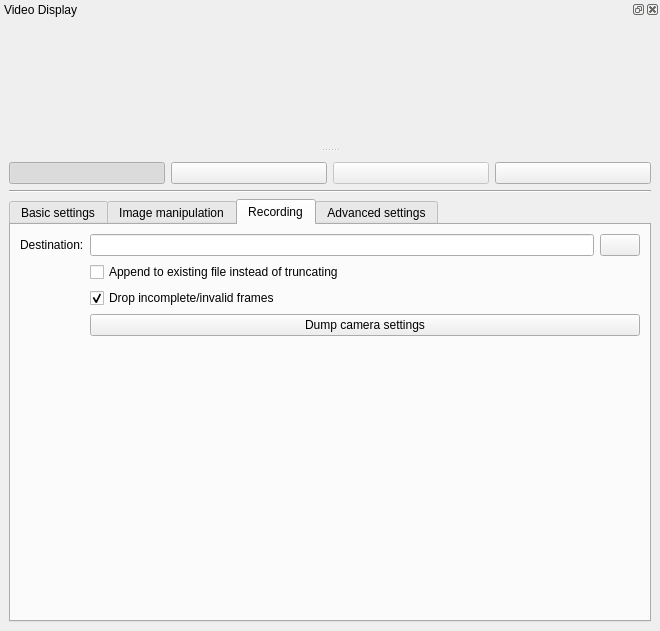
Old version of the form src/mainwindow.ui in the repository AD-Vega/qarv.
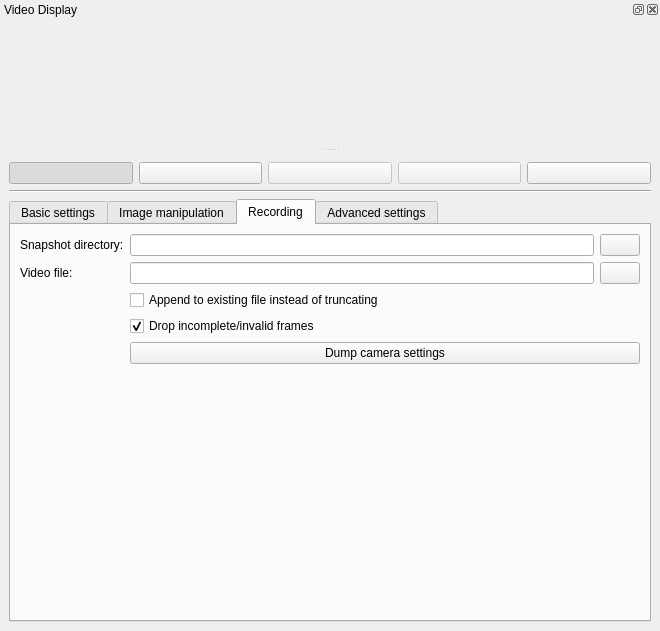
New version of the form. The open tabs and pages were chosen to show the change. Icons and pictures are not drawn. Custom widgets are drawn as their Qt base class.

Commit message: Add saving of snapshots in PNG format.

```diff
--- a/src/mainwindow.ui
+++ b/src/mainwindow.ui
@@ -54,6 +54,23 @@
         </property>
        </widget>
       </item>
+      <item>
+       <widget class="QPushButton" name="snapButton">
+        <property name="enabled">
+         <bool>false</bool>
+        </property>
+        <property name="toolTip">
+         <string>Store a snapshot</string>
+        </property>
+        <property name="text">
+         <string/>
+        </property>
+        <property name="icon">
+         <iconset resource="../res/icons.qrc">
+          <normaloff>:/icons/icons/document-save.svgz</normaloff>:/icons/icons/document-save.svgz</iconset>
+        </property>
+       </widget>
+      </item>
       <item>
        <widget class="QPushButton" name="recordButton">
         <property name="enabled">
@@ -489,50 +506,14 @@
         <string>Recording</string>
        </attribute>
        <layout class="QFormLayout" name="formLayout_4">
-        <item row="0" column="0">
-         <widget class="QLabel" name="label_12">
-          <property name="text">
-           <string>Destination:</string>
-          </property>
-         </widget>
-        </item>
-        <item row="0" column="1">
-         <layout class="QHBoxLayout" name="horizontalLayout_5">
-          <item>
-           <widget class="QLineEdit" name="filenameEdit">
-            <property name="readOnly">
-             <bool>true</bool>
-            </property>
-           </widget>
-          </item>
-          <item>
-           <widget class="QPushButton" name="chooseFilenameButton">
-            <property name="text">
-             <string/>
-            </property>
-            <property name="icon">
-             <iconset resource="../res/icons.qrc">
-              <normaloff>:/icons/icons/document-open.svgz</normaloff>:/icons/icons/document-open.svgz</iconset>
-            </property>
-           </widget>
-          </item>
-         </layout>
-        </item>
-        <item row="1" column="1">
-         <widget class="QCheckBox" name="recordApendCheck">
-          <property name="text">
-           <string>Append to existing file instead of truncating</string>
-          </property>
-         </widget>
-        </item>
-        <item row="3" column="1">
+        <item row="6" column="1">
          <widget class="QPushButton" name="dumpSettingsButton">
           <property name="text">
            <string>Dump camera settings</string>
           </property>
          </widget>
         </item>
-        <item row="2" column="1">
+        <item row="5" column="1">
          <widget class="QCheckBox" name="dropInvalidFrames">
           <property name="text">
            <string>Drop incomplete/invalid frames</string>
@@ -542,6 +523,71 @@
           </property>
          </widget>
         </item>
+        <item row="2" column="1">
+         <layout class="QHBoxLayout" name="horizontalLayout_8">
+          <item>
+           <widget class="QLineEdit" name="snappathEdit">
+            <property name="readOnly">
+             <bool>true</bool>
+            </property>
+           </widget>
+          </item>
+          <item>
+           <widget class="QPushButton" name="chooseSnappathButton">
+            <property name="text">
+             <string/>
+            </property>
+            <property name="icon">
+             <iconset resource="../res/icons.qrc">
+              <normaloff>:/icons/icons/document-open.svgz</normaloff>:/icons/icons/document-open.svgz</iconset>
+            </property>
+           </widget>
+          </item>
+         </layout>
+        </item>
+        <item row="2" column="0">
+         <widget class="QLabel" name="label_15">
+          <property name="text">
+           <string>Snapshot directory:</string>
+          </property>
+         </widget>
+        </item>
+        <item row="4" column="1">
+         <widget class="QCheckBox" name="recordApendCheck">
+          <property name="text">
+           <string>Append to existing file instead of truncating</string>
+          </property>
+         </widget>
+        </item>
+        <item row="3" column="1">
+         <layout class="QHBoxLayout" name="horizontalLayout_5">
+          <item>
+           <widget class="QLineEdit" name="filenameEdit">
+            <property name="readOnly">
+             <bool>true</bool>
+            </property>
+           </widget>
+          </item>
+          <item>
+           <widget class="QPushButton" name="chooseFilenameButton">
+            <property name="text">
+             <string/>
+            </property>
+            <property name="icon">
+             <iconset resource="../res/icons.qrc">
+              <normaloff>:/icons/icons/document-open.svgz</normaloff>:/icons/icons/document-open.svgz</iconset>
+            </property>
+           </widget>
+          </item>
+         </layout>
+        </item>
+        <item row="3" column="0">
+         <widget class="QLabel" name="label_12">
+          <property name="text">
+           <string>Video file:</string>
+          </property>
+         </widget>
+        </item>
        </layout>
       </widget>
       <widget class="QWidget" name="advancedTab">
```
The commit also changes 4 other files.
